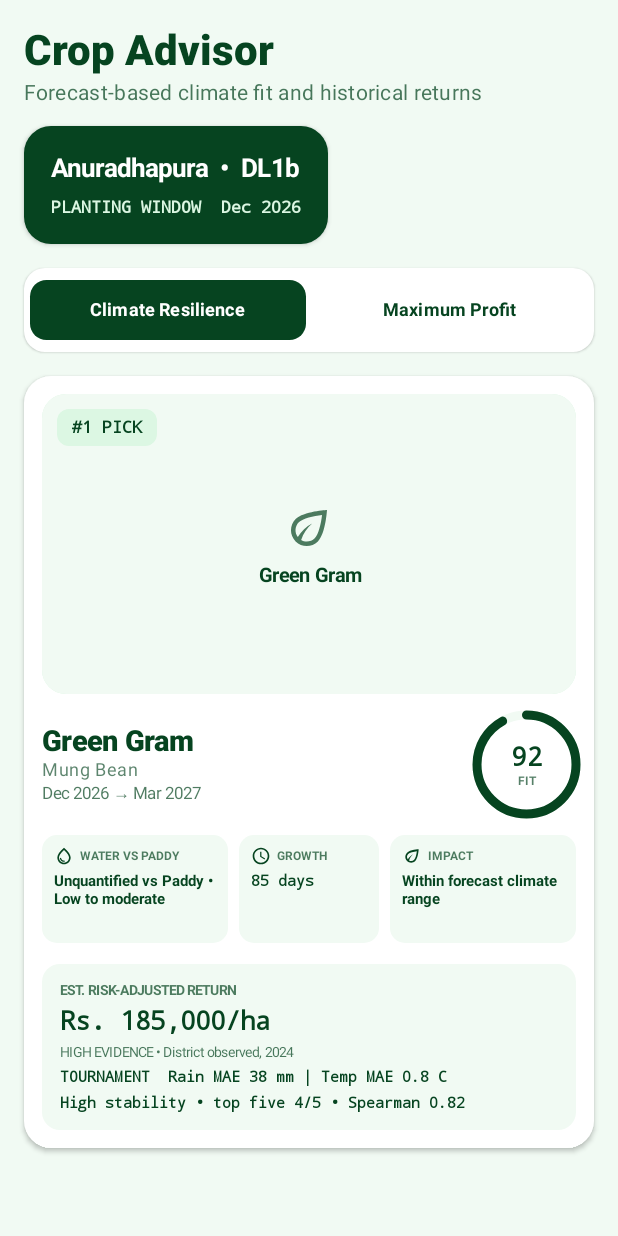
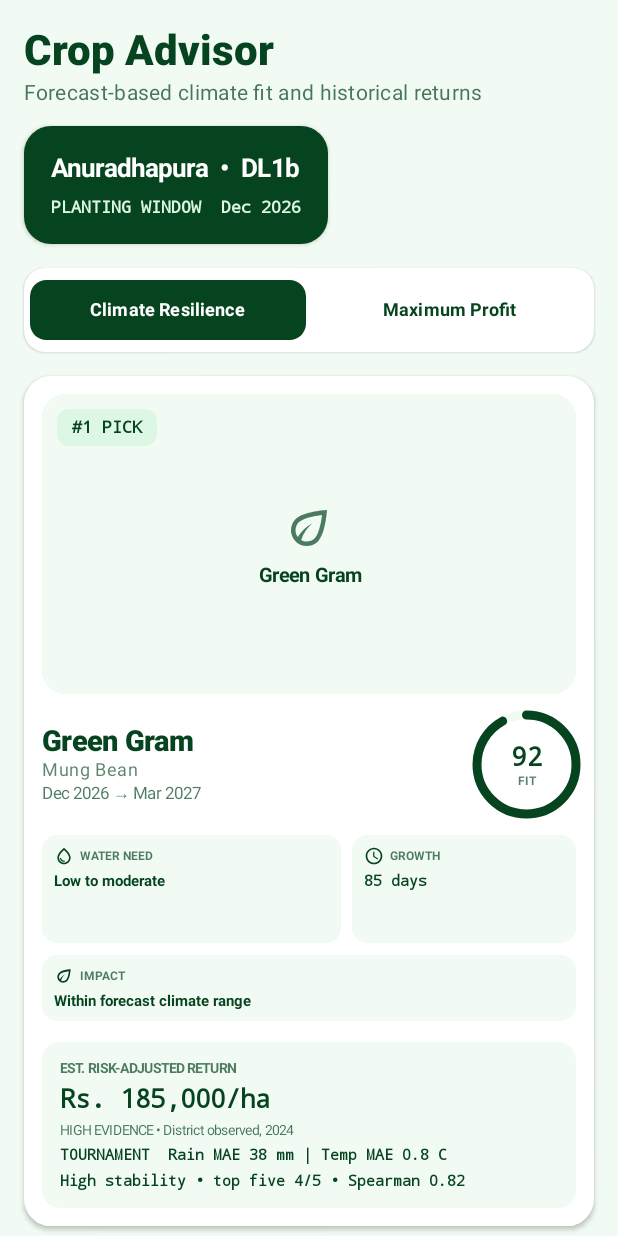
Before and after one commit to rashmika-prabod/nasa-crop-monitor, an Android app built with Jetpack Compose: the @Preview function CropAdvisorScreenPreview, on a phone screen of 412 x 824 dp. Run offline under Robolectric (Android 15) with nearby library versions, the phone set to English and light mode, and no system bars; pictures from the network do not load.

Commit message:
fic(ui):Fix crop card detail clipping

```diff
--- a/frontend/app/src/main/java/com/cropexpert/app/ui/cropadvisor/CropAdvisorScreen.kt
+++ b/frontend/app/src/main/java/com/cropexpert/app/ui/cropadvisor/CropAdvisorScreen.kt
@@ -17,6 +17,7 @@ import androidx.compose.foundation.layout.aspectRatio
 import androidx.compose.foundation.layout.fillMaxSize
 import androidx.compose.foundation.layout.fillMaxWidth
 import androidx.compose.foundation.layout.height
+import androidx.compose.foundation.layout.heightIn
 import androidx.compose.foundation.layout.padding
 import androidx.compose.foundation.layout.size
 import androidx.compose.foundation.layout.width
@@ -456,8 +457,9 @@ private fun CropRecommendationCard(
                 SciencePill(
                     modifier = Modifier.weight(1f),
                     icon = Icons.Outlined.WaterDrop,
-                    label = "WATER VS PADDY",
-                    value = "${recommendation.waterRequirementVsPaddy ?: "Unquantified vs Paddy"} • ${recommendation.waterRequirement}"
+                    label = "WATER NEED",
+                    value = recommendation.waterRequirement,
+                    allowValueWrap = true
                 )
                 SciencePill(
                     modifier = Modifier.weight(0.75f),
@@ -466,13 +468,16 @@ private fun CropRecommendationCard(
                     value = "${recommendation.durationDays} days",
                     numericValue = true
                 )
-                SciencePill(
-                    modifier = Modifier.weight(1f),
-                    icon = Icons.Outlined.Eco,
-                    label = "IMPACT",
-                    value = recommendation.suitabilityReason
-                )
             }
+
+            Spacer(modifier = Modifier.height(8.dp))
+            SciencePill(
+                modifier = Modifier.fillMaxWidth(),
+                icon = Icons.Outlined.Eco,
+                label = "IMPACT",
+                value = recommendation.suitabilityReason,
+                fullWidth = true
+            )
 
             Spacer(modifier = Modifier.height(14.dp))
             Surface(
@@ -604,10 +609,16 @@ private fun SciencePill(
     icon: androidx.compose.ui.graphics.vector.ImageVector,
     label: String,
     value: String,
-    numericValue: Boolean = false
+    numericValue: Boolean = false,
+    fullWidth: Boolean = false,
+    allowValueWrap: Boolean = false
 ) {
     Surface(
-        modifier = modifier.height(72.dp),
+        modifier = when {
+            fullWidth -> modifier
+            allowValueWrap -> modifier.heightIn(min = 72.dp)
+            else -> modifier.height(72.dp)
+        },
         color = LightMint,
         shape = RoundedCornerShape(10.dp)
     ) {
@@ -631,8 +642,8 @@ private fun SciencePill(
                 fontSize = 10.sp,
                 fontWeight = FontWeight.Bold,
                 fontFamily = if (numericValue) FontFamily.Monospace else FontFamily.SansSerif,
-                maxLines = 2,
-                overflow = TextOverflow.Ellipsis
+                maxLines = if (fullWidth || allowValueWrap) Int.MAX_VALUE else 2,
+                overflow = if (fullWidth || allowValueWrap) TextOverflow.Clip else TextOverflow.Ellipsis
             )
         }
     }
```
